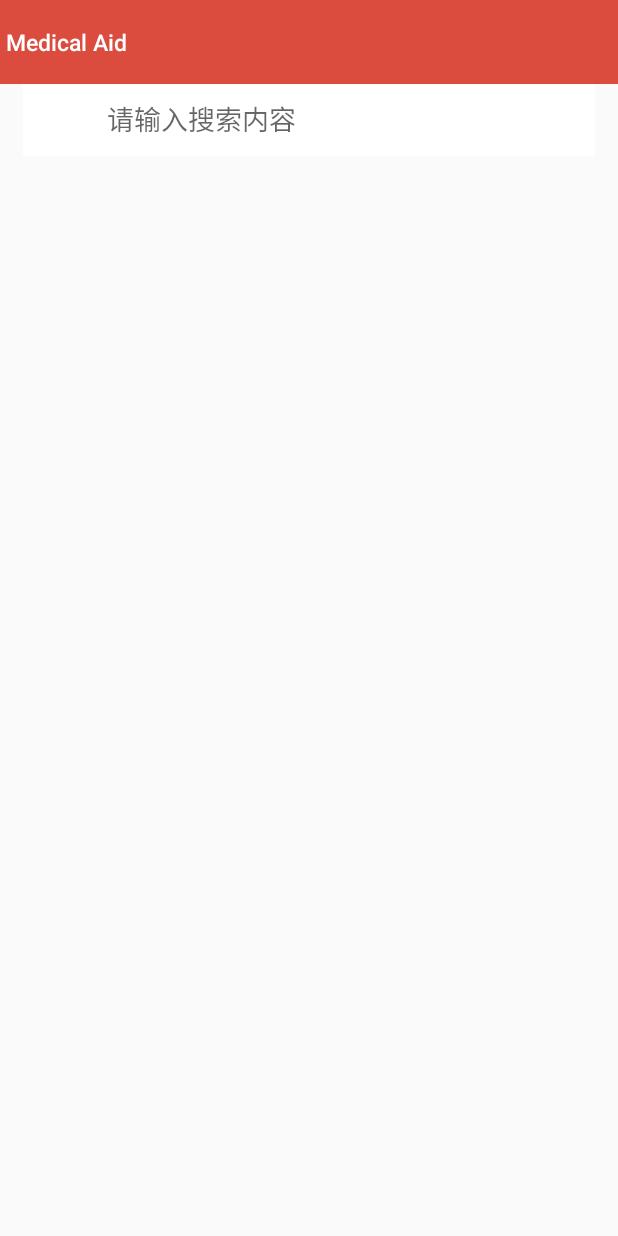
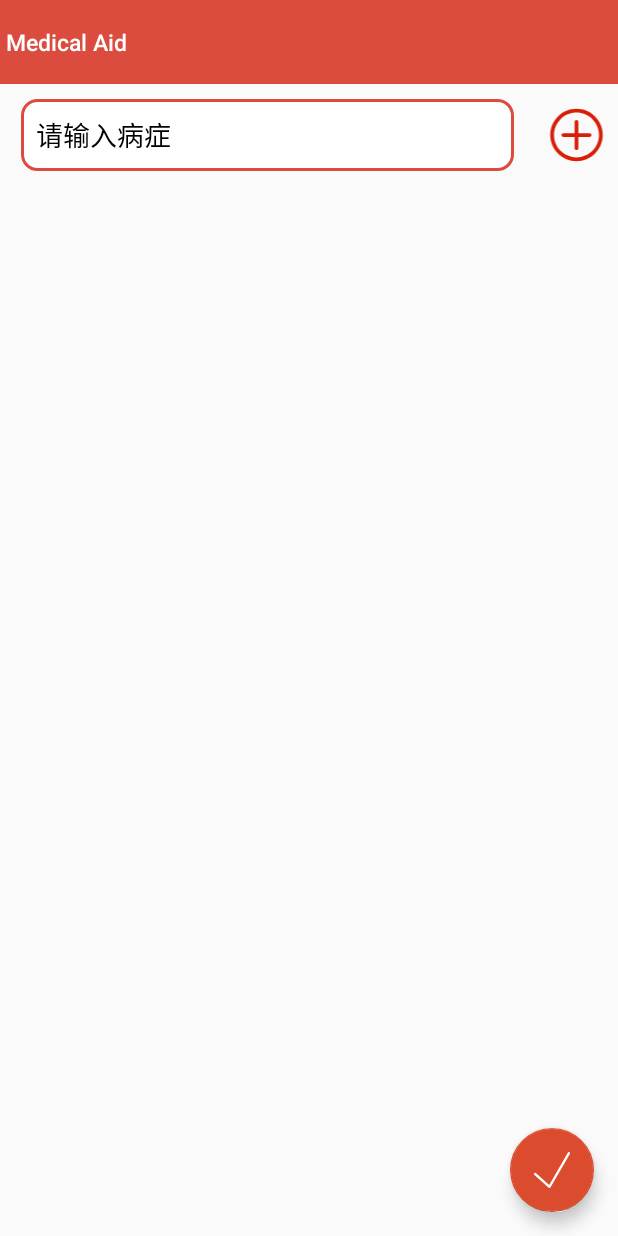
Before and after one commit to carrotsquad/IntelligentTCMPharmacy, an Android app: the ManualTakingMedicationActivity screen opened directly, with no data from a screen before it, on a phone screen of 412 x 824 dp. Run offline under Robolectric (Android 15) with nearby library versions, the phone set to English and light mode, and no system bars; our stand-ins replace ButterKnife, CircleImageView.

Commit message:
弄完git冲突问题后的以一次commit
Signed-off-by: sweetDeliven <1214621260@qq.com>

```diff
--- /dev/null
+++ b/app/src/main/java/com/zhangqianyuan/teamwork/intelligenttcmpharmacy/contract/GetPrescriptionSelfContract.java
@@ -0,0 +1,34 @@
+package com.zhangqianyuan.teamwork.intelligenttcmpharmacy.contract;
+
+import com.zhangqianyuan.teamwork.intelligenttcmpharmacy.bean.DrugAndWeight;
+import com.zhangqianyuan.teamwork.intelligenttcmpharmacy.bean.SelfTakeMedBean;
+import com.zhangqianyuan.teamwork.intelligenttcmpharmacy.view.interfaces.BaseView;
+
+import java.util.List;
+import retrofit2.Callback;
+
+/**
+ * Description 自主抓药
+ * @author zhoudada
+ * @version $Rev$
+ * @des ${TODO}
+ * @updateAuthor $Author$
+ * @updateDes ${TODO}
+ */
+public interface GetPrescriptionSelfContract {
+    @FunctionalInterface
+    interface GetPrescriptionSelfView extends BaseView{
+        void isRightAndReturnInfo(boolean result, String reason, int prescriptionId, double price, String Infor);
+    }
+
+
+    @FunctionalInterface
+    interface  GetPrescriptionSelfPresenter {
+        void GetPrescriptionSelf(String lable, boolean flag, List<DrugAndWeight> list);
+    }
+
+    @FunctionalInterface
+    interface  GetPrescriptionSelfModel{
+        void GetPrescriptionSelf(String lable, boolean flag, List<DrugAndWeight> list, Callback<SelfTakeMedBean> callback);
+    }
+}
--- a/app/src/main/java/com/zhangqianyuan/teamwork/intelligenttcmpharmacy/network/Api.java
+++ b/app/src/main/java/com/zhangqianyuan/teamwork/intelligenttcmpharmacy/network/Api.java
@@ -1,9 +1,13 @@
 package com.zhangqianyuan.teamwork.intelligenttcmpharmacy.network;
 
+import com.zhangqianyuan.teamwork.intelligenttcmpharmacy.bean.DrugAndWeight;
 import com.zhangqianyuan.teamwork.intelligenttcmpharmacy.bean.DrugSearchBean;
 import com.zhangqianyuan.teamwork.intelligenttcmpharmacy.bean.GetUserPictureBean;
 import com.zhangqianyuan.teamwork.intelligenttcmpharmacy.bean.RegisterOrLogInFeedbackBean;
+import com.zhangqianyuan.teamwork.intelligenttcmpharmacy.bean.SelfTakeMedBean;
 import com.zhangqianyuan.teamwork.intelligenttcmpharmacy.bean.UpdateNickNameorPassWordBean;
+
+import java.util.List;
 
 import io.reactivex.Observable;
 import retrofit2.Call;
@@ -51,9 +55,9 @@ public interface Api {
     @FormUrlEncoded
     Call<GetUserPictureBean>   getUserPic(@Field("tele") String phonenumber);
 
-//    @POST("/autoMedicine/getPrescriptionSelf")
-//    @FormUrlEncoded
-//    Call<>
+    @POST("/autoMedicine/getPrescriptionSelf")
+    @FormUrlEncoded
+    Call<SelfTakeMedBean>  getPrescriptionSelf(@Field("label") String label, @Field("flag") boolean flag, @Field("prescription")List<DrugAndWeight> list);
 
 
 }
--- a/app/src/main/java/com/zhangqianyuan/teamwork/intelligenttcmpharmacy/view/activity/ManualTakingMedicationActivity.java
+++ b/app/src/main/java/com/zhangqianyuan/teamwork/intelligenttcmpharmacy/view/activity/ManualTakingMedicationActivity.java
@@ -1,16 +1,37 @@
 package com.zhangqianyuan.teamwork.intelligenttcmpharmacy.view.activity;
 
+import android.os.Build;
+import android.support.annotation.RequiresApi;
+import android.support.design.widget.FloatingActionButton;
 import android.support.v4.view.MenuItemCompat;
 import android.support.v7.app.AppCompatActivity;
 import android.os.Bundle;
 import android.support.v7.widget.SearchView;
 import android.support.v7.widget.Toolbar;
+import android.text.Editable;
+import android.text.TextWatcher;
+import android.util.Log;
 import android.view.Menu;
 import android.view.MenuItem;
+import android.view.View;
+import android.widget.EditText;
+import android.widget.ImageView;
+import android.widget.LinearLayout;
+import android.widget.TextView;
+import android.widget.Toast;
 
+import com.jude.easyrecyclerview.EasyRecyclerView;
 import com.zhangqianyuan.teamwork.intelligenttcmpharmacy.R;
+import com.zhangqianyuan.teamwork.intelligenttcmpharmacy.bean.DrugAndWeight;
+import com.zhangqianyuan.teamwork.intelligenttcmpharmacy.contract.GetPrescriptionSelfContract;
+import com.zhangqianyuan.teamwork.intelligenttcmpharmacy.presenter.GetPrescriptionSelfPresenter;
+import com.zhangqianyuan.teamwork.intelligenttcmpharmacy.presenter.MedicineSearchPresenter;
+import com.zhangqianyuan.teamwork.intelligenttcmpharmacy.util.system.DrugAndWeightItem;
+import com.zhangqianyuan.teamwork.intelligenttcmpharmacy.view.fragment.PersonFragment;
 
 import java.lang.reflect.Method;
+import java.util.ArrayList;
+import java.util.List;
 
 import butterknife.BindView;
 import butterknife.ButterKnife;
@@ -19,12 +40,25 @@ import butterknife.ButterKnife;
  * 手动取药界面
  */
 
-public class ManualTakingMedicationActivity extends AppCompatActivity {
+public class ManualTakingMedicationActivity extends AppCompatActivity implements GetPrescriptionSelfContract.GetPrescriptionSelfView {
     @BindView(R.id.self_tack_toolbar)
     Toolbar mToolbar;
 
-    @BindView(R.id.self_take_med_search)
-    SearchView  search;
+    @BindView(R.id.self_take_med_more)
+    ImageView more;
+
+    @BindView(R.id.self_take_floatbutton)
+    FloatingActionButton ok;
+
+    @BindView(R.id.disease_input)
+    EditText disease;
+
+    public static final String T = "ManualTakingMedication";
+    private int no = 0;
+    private GetPrescriptionSelfPresenter presenter;
+    final List<DrugAndWeightItem> items = new ArrayList<>();
+    final List<String> name = new ArrayList<>();
+    final List<String> weight = new ArrayList<>();
 
     @Override
     protected void onCreate(Bundle savedInstanceState) {
@@ -32,32 +66,93 @@ public class ManualTakingMedicationActivity extends AppCompatActivity {
         setContentView(R.layout.activity_manual_taking_medication);
         ButterKnife.bind(this);
         setSupportActionBar(mToolbar);
-        initView();
-//        search.setOnQueryTextListener(new SearchView.OnQueryTextListener() {
-//            @Override
-//            public boolean onQueryTextSubmit(String query) {
-//
-//            }
-//
-//            @Override
-//            public boolean onQueryTextChange(String newText) {
-//                return false;
-//            }
-//        });
+        presenter = new GetPrescriptionSelfPresenter();
+        presenter.attachActivty(this);
+        LinearLayout mainLinerLayout = (LinearLayout) this.findViewById(R.id.MyTable);
+        headInfor();
+        more.setOnClickListener(new View.OnClickListener() {
+            @Override
+            public void onClick(View view) {
+                int n = ++no;
+                final DrugAndWeightItem drugAndWeightItem = new DrugAndWeightItem(ManualTakingMedicationActivity.this);
+                drugAndWeightItem.setNo(String.valueOf(n));
+                items.add(drugAndWeightItem);
+                Log.d(T,"hahha"+items.toString());
+                mainLinerLayout.addView(drugAndWeightItem);
+            }
+        });
     }
 
-    public void initView(){
-        //设置图标和 box 同时显示
-        search.setIconifiedByDefault(false);
-        //设置是否有确认搜索键
-        search.setSubmitButtonEnabled(true);
-        //设置背景
-        search.setBackgroundColor(getResources().getColor(android.R.color.white));
-        //设置是否默认展开
-        search.onActionViewExpanded();
+    //获得一个drugAndWeight列表
+    public List<DrugAndWeight> getDrugAndWeightList(List<String> n, List<String> w) {
+        List<DrugAndWeight> prescription = new ArrayList<>();
+        for (int i = 0;!n.get(i).equals("");i++){
+            DrugAndWeight drugAndWeight = new DrugAndWeight();
+            drugAndWeight.setMedicineName(n.get(i));
+            drugAndWeight.setWeight(Integer.parseInt(w.get(i)));
+            prescription.add(drugAndWeight);
+        }
+        return prescription;
+    }
+
+
+    //写好信息后点击勾勾 传给服务器
+    public void headInfor() {
+        ok.setOnClickListener(new View.OnClickListener() {
+            @RequiresApi(api = Build.VERSION_CODES.N)
+            @Override
+            public void onClick(View view) {
+                Log.d(T,"1"+items.get(0).getWeight().getText().toString()+"  "+items.get(0).getName().getText().toString());
+//                for (int i=0;i<items.size();i++) {
+//                    name.add(items.get(i).getName().getText().toString());
+//                    weight.add(items.get(i).getWeight().getText().toString());
+//                }
+                items.forEach(e->{
+                    name.add(e.getName().getText().toString());
+                    weight.add(e.getWeight().getText().toString());
+                });
+                //先检查 两个数组里头是否有空值
+                if(!isEmpty(name,weight)){
+                    Toast.makeText(ManualTakingMedicationActivity.this,"药名或质量有值未输入",Toast.LENGTH_SHORT)
+                            .show();
+                }else if(disease.getText().toString().equals("")){
+                Toast.makeText(ManualTakingMedicationActivity.this, "病症输入为空", Toast.LENGTH_SHORT)
+                        .show(); }
+                else{
+                presenter.GetPrescriptionSelf(disease.getText().toString(), true, getDrugAndWeightList(name, weight));
+            }
+        }
+  });
     }
 
 
 
+    @Override
+    public void isRightAndReturnInfo(boolean result, String reason, int prescriptionId, double price, String Infor) {
+        if (result) {
+
+        }
+    }
+
+    @Override
+    protected void onDestroy() {
+        super.onDestroy();
+        presenter.dettachActivity();
+    }
+
+    //判断两个数组是否为空
+    public boolean isEmpty(List<String> n,List<String> w) {
+    boolean isNotEmpty = true;
+    for (String name:n) {
+         if (name.equals(""))
+             isNotEmpty = false;
+    }
+
+    for (String weight:w){
+        if (weight.equals(""))
+            isNotEmpty = false;
+    }
+    return isNotEmpty;
+}
 
 }
--- /dev/null
+++ b/app/src/main/res/drawable/ic_add.xml
@@ -0,0 +1,5 @@
+<vector android:height="24dp" android:viewportHeight="1024"
+    android:viewportWidth="1024" android:width="24dp" xmlns:android="http://schemas.android.com/apk/res/android">
+    <path android:fillColor="#d81e06" android:pathData="M512,958.02c-119.65,0 -232.13,-46.37 -316.74,-130.56 -84.64,-84.26 -131.26,-196.26 -131.26,-315.46 0,-119.17 46.62,-231.2 131.23,-315.42 84.61,-84.19 197.09,-130.56 316.74,-130.56s232.13,46.37 316.7,130.56c84.67,84.22 131.26,196.26 131.26,315.39 0.03,119.2 -46.59,231.23 -131.26,315.46C744.13,911.62 631.65,958.02 512,958.02zM512,129.98c-102.62,0 -199.07,39.74 -271.58,111.94 -72.48,72.13 -112.42,168.06 -112.42,270.08s39.9,197.95 112.38,270.05c72.51,72.19 168.96,111.94 271.58,111.94 102.59,0 199.07,-39.74 271.58,-111.94 72.48,-72.16 112.42,-168.06 112.38,-270.08 0,-102.02 -39.9,-197.92 -112.38,-270.02C711.07,169.76 614.59,129.98 512,129.98z"/>
+    <path android:fillColor="#d81e06" android:pathData="M736,480 L544,480 544,288c0,-17.66 -14.34,-32 -32,-32s-32,14.34 -32,32l0,192L288,480c-17.66,0 -32,14.34 -32,32s14.34,32 32,32l192,0 0,192c0,17.7 14.34,32 32,32s32,-14.3 32,-32L544,544l192,0c17.7,0 32,-14.34 32,-32S753.7,480 736,480z"/>
+</vector>
--- /dev/null
+++ b/app/src/main/res/drawable/ic_ok.xml
@@ -0,0 +1,4 @@
+<vector android:height="24dp" android:viewportHeight="1024"
+    android:viewportWidth="1156" android:width="24dp" xmlns:android="http://schemas.android.com/apk/res/android">
+    <path android:fillColor="#ffffff" android:pathData="M1139.78,5.78a36.13,36.13 0,0 0,-49.86 10.84L489.39,939.45 58.69,599.8a36.13,36.13 0,0 0,-44.8 57.09l458.16,361.33h5.06a36.13,36.13 0,0 0,49.86 -10.84L1150.62,55.64a36.13,36.13 0,0 0,-10.84 -49.86z"/>
+</vector>
--- a/app/src/main/res/layout/activity_manual_taking_medication.xml
+++ b/app/src/main/res/layout/activity_manual_taking_medication.xml
@@ -1,5 +1,5 @@
 <?xml version="1.0" encoding="utf-8"?>
-<LinearLayout xmlns:android="http://schemas.android.com/apk/res/android"
+<RelativeLayout xmlns:android="http://schemas.android.com/apk/res/android"
     xmlns:app="http://schemas.android.com/apk/res-auto"
     xmlns:tools="http://schemas.android.com/tools"
     android:layout_width="match_parent"
@@ -16,21 +16,67 @@
         app:titleTextAppearance="@style/toolbar.TitleSize"
         app:titleTextColor="@android:color/white"
         />
-    <android.support.v7.widget.SearchView
-        android:id="@+id/self_take_med_search"
+    <LinearLayout
+        android:id="@+id/self_take_part1"
+        android:layout_below="@id/self_tack_toolbar"
         android:layout_width="match_parent"
         android:layout_height="wrap_content"
-        android:layout_marginHorizontal="15dp"
-        android:background="@drawable/searchview_shape"
-        android:hint="搜索药材"
-        android:searchIcon="@drawable/search_icon_red"
-        android:textColorHint="#B6BAB9"
-        android:textSize="14sp"
-        app:queryHint="请输入搜索内容">
+        android:orientation="horizontal">
+        <EditText
+            android:id="@+id/disease_input"
+            android:layout_marginHorizontal="14dp"
+            android:layout_marginTop="10dp"
+           android:layout_marginBottom="10dp"
+            android:background="@drawable/searchview_shape"
+            android:textColorHint="@color/black"
+            android:hint="请输入病症"
+            android:paddingStart="10dp"
+            android:layout_width="0dp"
+            android:layout_weight="3"
+            android:layout_height="48dp" />
+        <ImageView
+            android:layout_gravity="center"
+            android:src="@drawable/ic_add"
+            android:layout_weight="0.5"
+            android:id="@+id/self_take_med_more"
+            android:layout_width="0dp"
+            android:layout_height="40dp" />
+    </LinearLayout>
 
-    </android.support.v7.widget.SearchView>
+  <LinearLayout
+      android:layout_below="@id/self_take_part1"
+      android:layout_marginTop="20dp"
+      android:layout_width="match_parent"
+      android:orientation="vertical"
+      android:layout_height="wrap_content">
+      <ScrollView
+          android:layout_width="match_parent"
+          android:layout_height="match_parent"
+          android:fillViewport="true"
+          android:scrollbars="none"
+          >
+              <LinearLayout
+                  android:id="@+id/MyTable"
+                  android:layout_width="match_parent"
+                  android:layout_height="wrap_content"
+                  android:layout_marginBottom="9dp"
+                  android:orientation="vertical">
+              </LinearLayout>
 
+      </ScrollView>
 
+  </LinearLayout>
 
-
-</LinearLayout>
+    <android.support.design.widget.FloatingActionButton
+        android:id="@+id/self_take_floatbutton"
+        android:layout_width="wrap_content"
+        android:layout_height="wrap_content"
+        android:layout_alignParentBottom="true"
+        android:layout_alignParentEnd="true"
+        android:elevation="5dp"
+        android:layout_marginBottom="16dp"
+        android:layout_marginRight="16dp"
+        android:layout_marginEnd="16dp"
+        android:src="@drawable/ic_ok"
+        />
+</RelativeLayout>
```
Also changed, not shown: app/src/main/java/com/zhangqianyuan/teamwork/intelligenttcmpharmacy/presenter/GetPrescriptionSelfPresenter.java (added, +59 -0 lines), app/src/main/java/com/zhangqianyuan/teamwork/intelligenttcmpharmacy/util/system/DrugAndWeightItem.java (added, +57 -0 lines), app/src/main/res/drawable/drugandweight_shape.xml (added, +15 -0 lines), app/src/main/res/layout/drugandweight_item.xml (added, +84 -0 lines).
